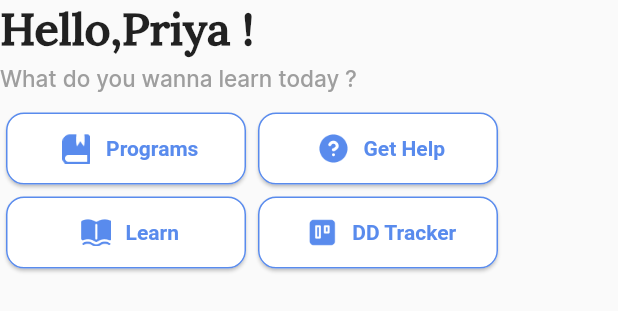
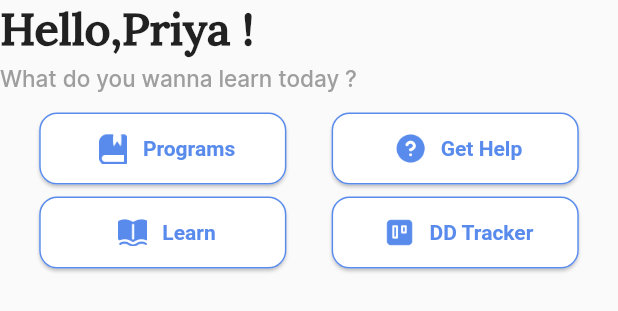
Before and after one commit to red-malone/flutter-app, a Flutter app: what first() shows on an empty page, opened directly, on a phone screen of 412 x 824 dp. Shown: the top 311 px of the screen. Run offline on Flutter 3.47's test engine with Material 2 defaults, Android fonts, the phone set to English and light mode, and no system bars; network calls fail.

Commit message:
Section 1 changes

```diff
--- a/lib/main.dart
+++ b/lib/main.dart
@@ -107,7 +107,7 @@ class _MyHomePageState extends State<MyHomePage> {
                   color: "#EEF3FD".toColor(),
                   child: Column(
                     children: [
-                      first(),
+                      first(context),
                     ],
                   )
               ),
--- a/lib/models/Lessons.dart
+++ b/lib/models/Lessons.dart
@@ -15,7 +15,6 @@ class Lessons {
     required this.count,
     required this.anyKey,
   });
-
   String requestId;
   List<Items> items;
   int count;
--- a/lib/section1.dart
+++ b/lib/section1.dart
@@ -3,7 +3,7 @@ import 'package:flutter/rendering.dart';
 import 'package:learn/colors.dart';
 
 Color col = "#598BED".toColor();
-Widget first(){
+Widget first(BuildContext context){
   return  SafeArea(
     child: Column(
           crossAxisAlignment: CrossAxisAlignment.start,
@@ -24,22 +24,22 @@ Widget first(){
               ),
             SizedBox(height: 10,),
 
-            Container(
-                child: options())
+            Center(child: options(context))
           ]
       ),
   );
 }
-Widget options(){
+Widget options(BuildContext context){
   return Column(
     children: [
-      cards1(),
-      cards2()
+      cards1(context),
+      cards2(context)
     ],
   );
 }
-Widget cards1(){
+Widget cards1(BuildContext context){
   return  Row(
+    mainAxisAlignment: MainAxisAlignment.spaceEvenly,
       children: [
         Card(
           shape: RoundedRectangleBorder(
@@ -49,7 +49,7 @@ Widget cards1(){
               borderRadius: BorderRadius.all(Radius.circular(12))
           ),
           child:SizedBox(
-            width: 160,
+            width: MediaQuery.of(context).size.width/2.5,
             height: 48,
             child: Row(
                 mainAxisAlignment: MainAxisAlignment.center,
@@ -70,7 +70,7 @@ Widget cards1(){
               borderRadius: BorderRadius.all(Radius.circular(12))
           ),
           child:SizedBox(
-            width: 160,
+            width: MediaQuery.of(context).size.width/2.5,
             height: 48,
             child: Row(
               mainAxisAlignment: MainAxisAlignment.center,
@@ -86,8 +86,9 @@ Widget cards1(){
       ],
     );
 }
-Widget cards2(){
+Widget cards2(BuildContext context){
   return  Row(
+    mainAxisAlignment: MainAxisAlignment.spaceEvenly,
       children: [
         Card(
           shape: RoundedRectangleBorder(
@@ -97,7 +98,7 @@ Widget cards2(){
               borderRadius: BorderRadius.all(Radius.circular(12))
           ),
           child:SizedBox(
-            width: 160,
+            width: MediaQuery.of(context).size.width/2.5,
             height: 48,
             child: Row(
               mainAxisAlignment: MainAxisAlignment.center,
@@ -118,7 +119,7 @@ Widget cards2(){
               borderRadius: BorderRadius.all(Radius.circular(12))
           ),
           child:SizedBox(
-            width: 160,
+            width: MediaQuery.of(context).size.width/2.5,
             height: 48,
             child: Row(
               mainAxisAlignment: MainAxisAlignment.center,
```
Also changed, not shown: pubspec.lock, 1 other file.
